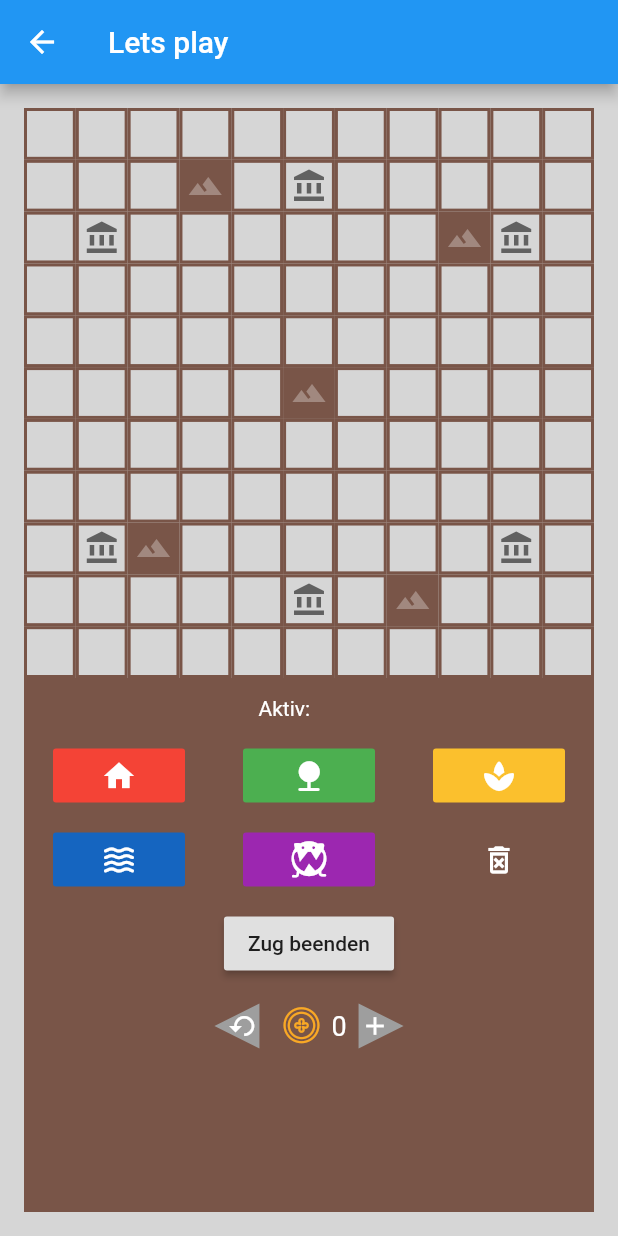
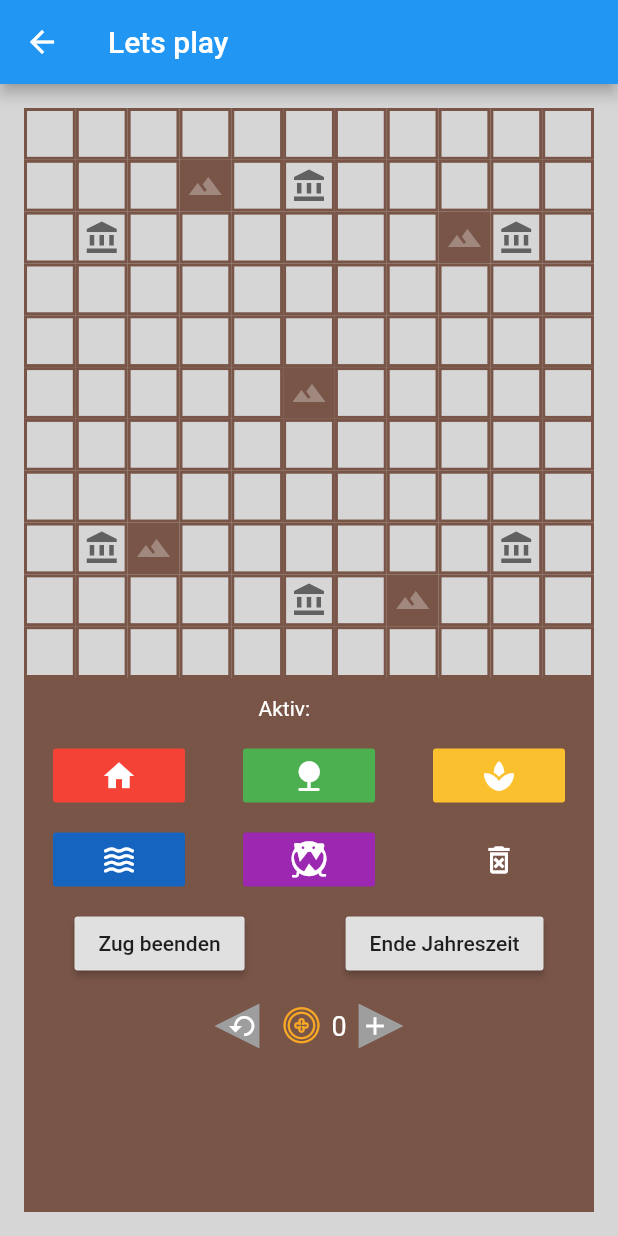
Before and after one commit to PDGallus/kartograph_digitial_note, a Flutter app: the GameBoard screen opened directly, on a phone screen of 412 x 824 dp. Run offline on Flutter 3.47's test engine with Material 2 defaults, Android fonts, the phone set to English and light mode, and no system bars; our stand-ins replace bloc, flutter_bloc.

Commit message:
begin implementing points area

```diff
--- a/lib/custom_icons/custom_icons_icons.dart
+++ b/lib/custom_icons/custom_icons_icons.dart
@@ -23,4 +23,6 @@
 
   static const IconData fat_round_monster = IconData(0xe800, fontFamily: _kFontFam, fontPackage: _kFontPkg);
   static const IconData coin = IconData(0xe801, fontFamily: _kFontFam, fontPackage: _kFontPkg);
+  static const IconData flower = IconData(0xe802, fontFamily: _kFontFam, fontPackage: _kFontPkg);
+  static const IconData leaf_fall = IconData(0xe806, fontFamily: _kFontFam, fontPackage: _kFontPkg);
 }
--- a/lib/gameboard/components/components.dart
+++ b/lib/gameboard/components/components.dart
@@ -4,3 +4,5 @@
 export 'grid_column.dart';
 export 'coin_handler.dart';
 export 'coins_count.dart';
+export 'season_selector.dart';
+export 'season_points.dart';
--- a/lib/gameboard/cubit/cubit.dart
+++ b/lib/gameboard/cubit/cubit.dart
@@ -1,3 +1,5 @@
 export 'color_cubit.dart';
 export 'done_cubit.dart';
 export 'coin_cubit.dart';
+export 'round_cubit.dart';
+export 'seasons_cubit.dart';
--- /dev/null
+++ b/lib/gameboard/cubit/round_cubit.dart
@@ -0,0 +1,9 @@
+import 'package:bloc/bloc.dart';
+
+class RoundCubit extends Cubit<bool> {
+  RoundCubit(): super(false);
+
+  void finishRound() => emit(true);
+
+  void startRound() => emit(false);
+}
--- /dev/null
+++ b/lib/gameboard/cubit/seasons_cubit.dart
@@ -0,0 +1,13 @@
+import 'package:bloc/bloc.dart';
+
+class SeasonsCubit extends Cubit<int> {
+  SeasonsCubit(): super(1);
+
+  void spring() => emit(1);
+
+  void summer() => emit(2);
+
+  void autumn() => emit(3);
+
+  void winter() => emit(4);
+}
--- a/lib/gameboard/game_board.dart
+++ b/lib/gameboard/game_board.dart
@@ -2,6 +2,7 @@
 import 'package:flutter/material.dart';
 import 'package:flutter_bloc/flutter_bloc.dart';
 import 'package:kartograph_digital_note/gameboard/cubit/cubit.dart';
+import 'package:kartograph_digital_note/gameboard/cubit/round_cubit.dart';
 import 'package:kartograph_digital_note/gameboard/view/view.dart';
 
 class GameBoard extends StatelessWidget {
@@ -12,6 +13,8 @@
         BlocProvider<ColorCubit>(create:  (_) => ColorCubit()),
         BlocProvider<DoneCubit>(create: (_) => DoneCubit()),
         BlocProvider<CoinCubit>(create: (_) => CoinCubit()),
+        BlocProvider<RoundCubit>(create: (_) => RoundCubit()),
+        BlocProvider<SeasonsCubit>(create: (_) => SeasonsCubit()),
       ],
       child: Scaffold(
         appBar: AppBar(title: Text('Lets play')),
--- a/lib/gameboard/view/game_board_portrait.dart
+++ b/lib/gameboard/view/game_board_portrait.dart
@@ -1,5 +1,7 @@
 import 'package:flutter/material.dart';
+import 'package:flutter_bloc/flutter_bloc.dart';
 import 'package:kartograph_digital_note/gameboard/components/components.dart';
+import 'package:kartograph_digital_note/gameboard/cubit/cubit.dart';
 import 'package:kartograph_digital_note/gameboard/view/view.dart';
 
 class GameBoardPortrait extends StatelessWidget {
@@ -8,7 +10,11 @@
     return Column(
       children: [
         Grid(),
-        InformationArea(),
+        BlocBuilder<RoundCubit, bool>(
+          builder: (context, state) {
+            return state ? PointsArea() : InformationArea();
+          },
+        ),
       ],
     );
   }
--- a/lib/gameboard/view/information_area.dart
+++ b/lib/gameboard/view/information_area.dart
@@ -58,9 +58,18 @@
               builder: (context, state) {
                 return Padding(
                   padding: const EdgeInsets.only(top: 8.0),
-                  child: RaisedButton(
-                    onPressed: () => context.bloc<DoneCubit>().roundDone(),
-                    child: Text('Zug beenden'),
+                  child: Row(
+                    mainAxisAlignment: MainAxisAlignment.spaceAround,
+                    children: [
+                      RaisedButton(
+                        onPressed: () => context.bloc<DoneCubit>().roundDone(),
+                        child: Text('Zug beenden'),
+                      ),
+                      RaisedButton(
+                        onPressed: () => context.bloc<RoundCubit>().finishRound(),
+                        child: Text('Ende Jahreszeit'),
+                      )
+                    ],
                   ),
                 );
               },
--- a/lib/gameboard/view/view.dart
+++ b/lib/gameboard/view/view.dart
@@ -1,3 +1,4 @@
 export 'game_board_landscape.dart';
 export 'game_board_portrait.dart';
 export 'information_area.dart';
+export 'points_area.dart';
```
Also changed, not shown: lib/custom_icons/config.json (added, +66 -0 lines), lib/gameboard/components/season_points.dart (added, +22 -0 lines), lib/gameboard/components/season_selector.dart (added, +31 -0 lines), lib/gameboard/view/game_board_landscape.dart (+7 -1 lines), lib/gameboard/view/points_area.dart (added, +30 -0 lines), fonts/CustomIcons.ttf, 1 other file.
